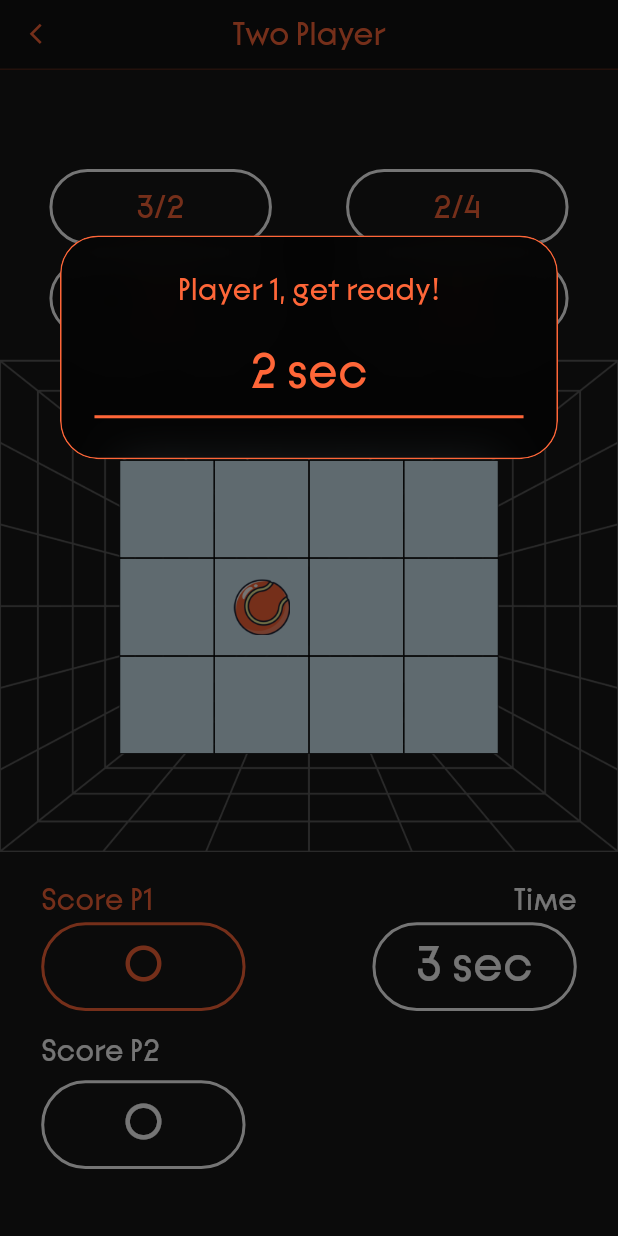
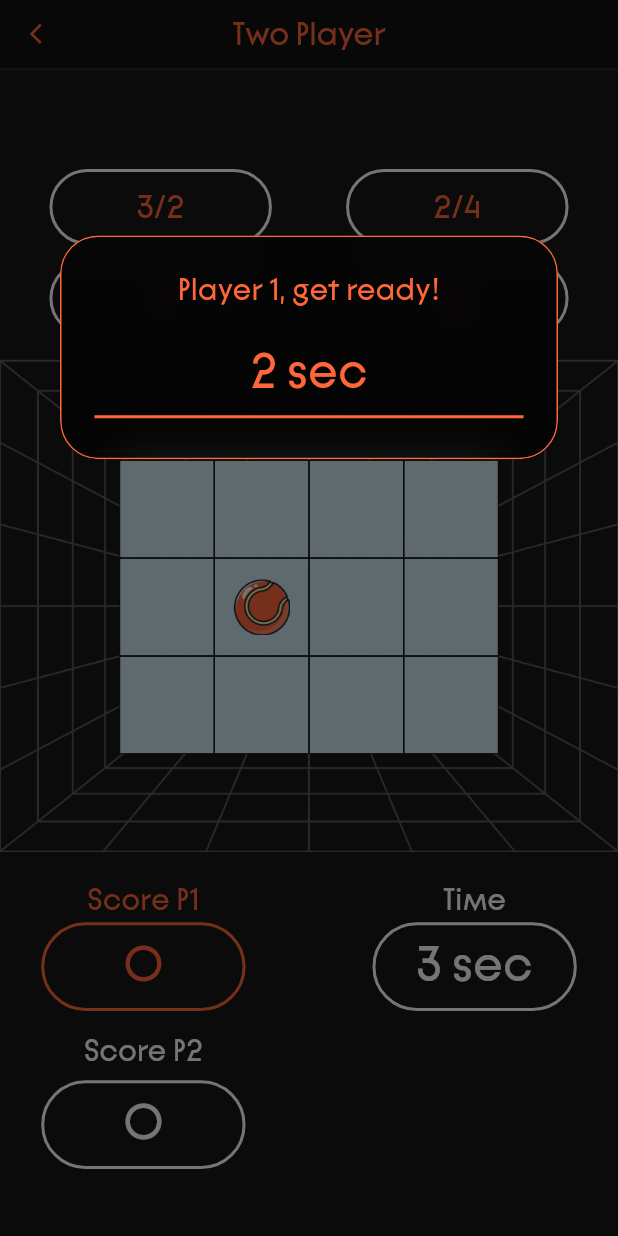
Before and after one commit to samadbekyunusalievv/id_298, a Flutter app: the TwoPlayerGamePage screen opened directly with empty values, on a phone screen of 412 x 824 dp. Run offline on Flutter 3.47's test engine with Material 3 defaults, Android fonts, the phone set to English and light mode, and no system bars; our stand-ins replace flutter_screenutil, shared_preferences; accounts and stored records are empty.

Commit message:
Texts Centered

```diff
--- a/lib/screens/two_player_game_page.dart
+++ b/lib/screens/two_player_game_page.dart
@@ -443,7 +443,7 @@ class _TwoPlayerGamePageState extends State<TwoPlayerGamePage> with RouteAware {
                                 children: [
                                   Column(
                                     crossAxisAlignment:
-                                        CrossAxisAlignment.start,
+                                        CrossAxisAlignment.center,
                                     children: [
                                       Text(
                                         'Score P1',
@@ -490,7 +490,8 @@ class _TwoPlayerGamePageState extends State<TwoPlayerGamePage> with RouteAware {
                                     ],
                                   ),
                                   Column(
-                                    crossAxisAlignment: CrossAxisAlignment.end,
+                                    crossAxisAlignment:
+                                        CrossAxisAlignment.center,
                                     children: [
                                       Text(
                                         'Time',
@@ -539,7 +540,7 @@ class _TwoPlayerGamePageState extends State<TwoPlayerGamePage> with RouteAware {
                                 children: [
                                   Column(
                                     crossAxisAlignment:
-                                        CrossAxisAlignment.start,
+                                        CrossAxisAlignment.center,
                                     children: [
                                       Text(
                                         'Score P2',
```
